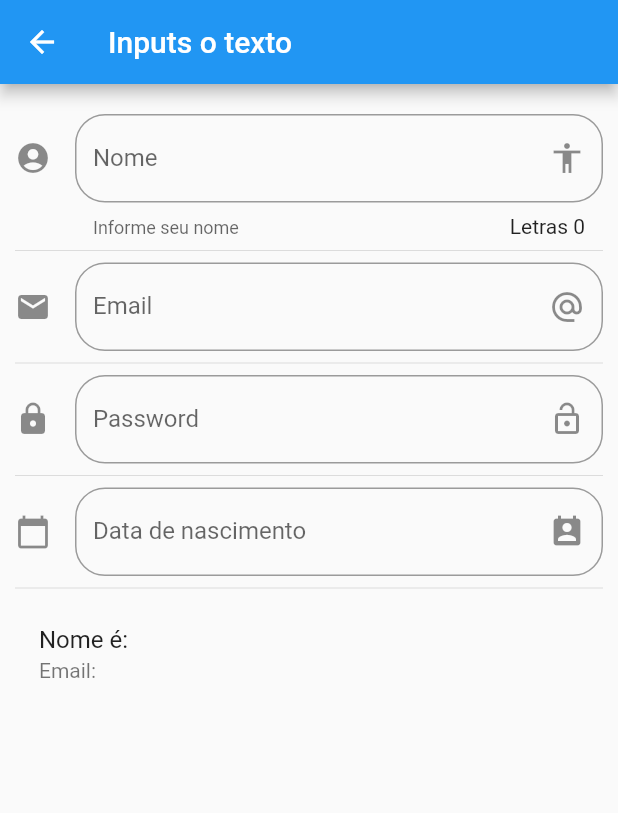
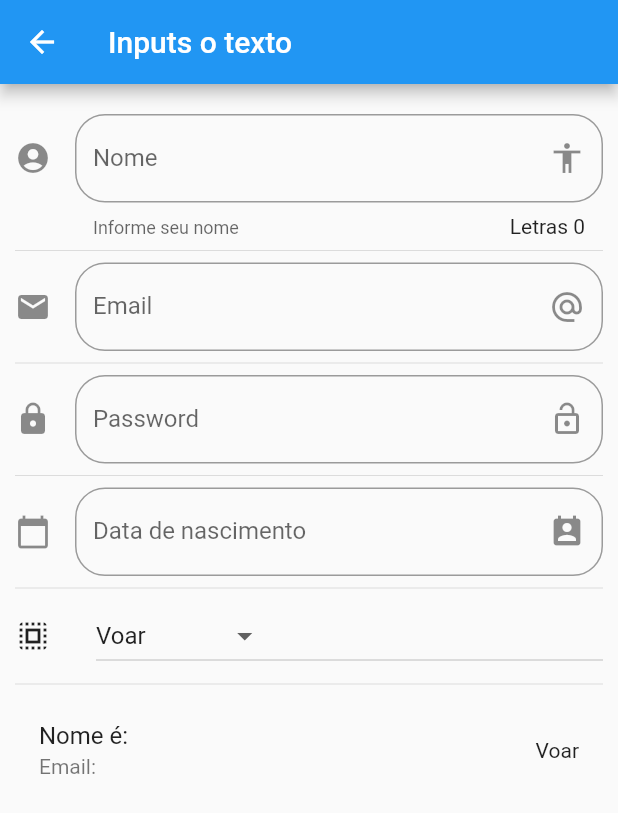
Before and after one commit to JuhJSimoes/ProjetoComponentesFlutter, a Flutter app: the InputPage screen opened by its route, on a phone screen of 412 x 824 dp. Shown: the top 813 px of the screen. Run offline on Flutter 3.47's test engine with Material 2 defaults, Android fonts, the phone set to English and light mode, and no system bars.

Commit message:
Finalização de inputs, dropdown e criação de slider

```diff
--- a/lib/src/pages/input_page.dart
+++ b/lib/src/pages/input_page.dart
@@ -9,6 +9,10 @@ class _InputPageState extends State<InputPage> {
   String _nome = '';
   String _email = '';
   String _data = '';
+
+  String _opcaoSelecionada = 'Voar';
+
+  List<String> _poderes = ['Voar', 'Raio - X', 'Super Sopro', 'Super Força'];
 
   TextEditingController _inputFieldDateController = new TextEditingController();
 
@@ -26,6 +30,8 @@ class _InputPageState extends State<InputPage> {
           _criarPassword(),
           Divider(),
           _criarData(context),
+          Divider(),
+          _criarDropDown(),
           Divider(),
           _criarPersona(),
         ],
@@ -84,9 +90,7 @@ class _InputPageState extends State<InputPage> {
             }));
   }
 
-
   Widget _criarData(BuildContext context) {
-
     return TextField(
       enableInteractiveSelection: false,
       controller: _inputFieldDateController,
@@ -97,15 +101,14 @@ class _InputPageState extends State<InputPage> {
         suffixIcon: Icon(Icons.perm_contact_calendar),
         icon: Icon(Icons.calendar_today),
       ),
-        onTap: (){
+      onTap: () {
         FocusScope.of(context).requestFocus(new FocusNode());
         _selectDate(context);
       },
     );
-
   }
 
-   _selectDate(BuildContext context) async{
+  _selectDate(BuildContext context) async {
     DateTime picked = await showDatePicker(
       context: context,
       initialDate: new DateTime.now(),
@@ -115,31 +118,44 @@ class _InputPageState extends State<InputPage> {
     );
 
     if (picked != null) {
-
       setState(() {
         _data = picked.toString();
         _inputFieldDateController.text = _data;
       });
-
     }
   }
 
+  List<DropdownMenuItem<String>> getOpcoesDropDown() {
+    List<DropdownMenuItem<String>> lista = new List();
+    _poderes.forEach((poder) {
+      lista.add(DropdownMenuItem(
+        child: Text(poder),
+        value: poder,
+      ));
+    });
 
+    return lista;
+  }
 
-
-
-
-
-
-
-
-
-
-
-
-
-
-
+  Widget _criarDropDown() {
+    return Row(
+      children: <Widget>[
+        Icon(Icons.select_all),
+        SizedBox(width: 30.0,),
+        Expanded(
+            child: DropdownButton(
+            value: _opcaoSelecionada,
+            items: getOpcoesDropDown(),
+            onChanged: (opt) {
+              setState(() {
+                _opcaoSelecionada = opt;
+              });
+            },
+          ),
+        )
+      ],
+    );
+  }
 
 
 
@@ -149,8 +165,7 @@ class _InputPageState extends State<InputPage> {
     return ListTile(
       title: Text('Nome é: $_nome'),
       subtitle: Text('Email: $_email'),
+      trailing: Text(_opcaoSelecionada),
     );
   }
-
-
 }
```
Also changed, not shown: lib/src/pages/slider_page.dart (added). Lines whose indentation alone changed are shown as unchanged.
